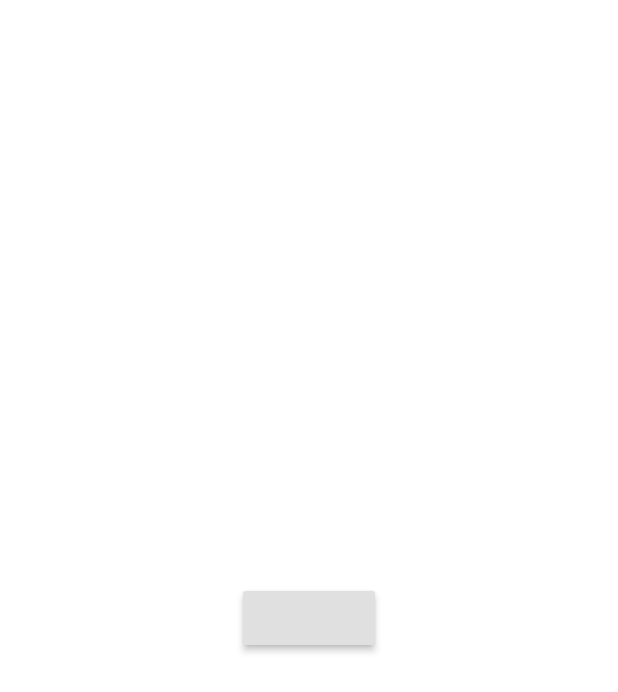
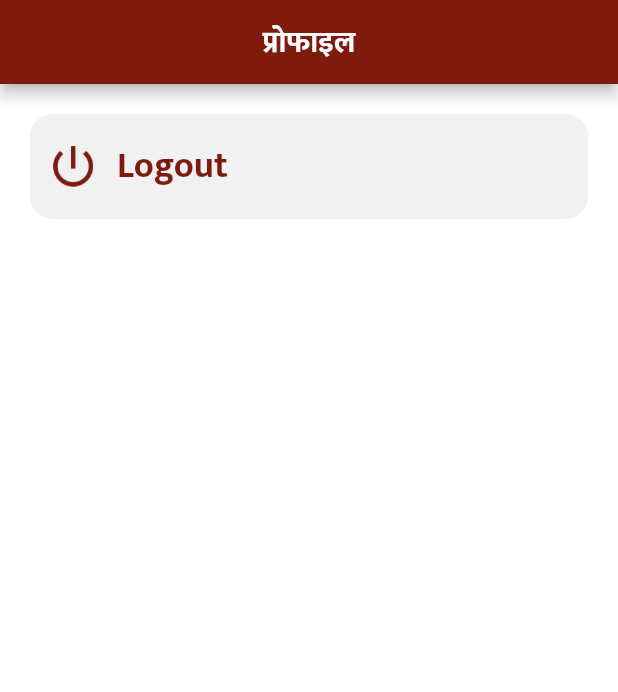
Before and after one commit to ameythakur-del/maanikdarshan, a Flutter app: the Profile screen opened directly, on a phone screen of 412 x 824 dp. Shown: the top 692 px of the screen. Run offline on Flutter 3.47's test engine with Material 2 defaults, Android fonts, the light colour scheme and no system bars; our stand-ins replace firebase_auth, firebase_core, flutter_otp_text_field, fluttertoast, google_fonts, google_sign_in; accounts and stored records are empty.

Commit message:
2022-06-28

```diff
--- a/lib/Package/Profile/Profile.dart
+++ b/lib/Package/Profile/Profile.dart
@@ -1,6 +1,6 @@
-
 import 'package:firebase_auth/firebase_auth.dart';
 import 'package:firebase_core/firebase_core.dart';
+import 'package:flutter/cupertino.dart';
 import 'package:flutter/material.dart';
 import 'package:maanikdarshan/Package/Authentication/login.dart';
 
@@ -16,17 +16,41 @@ class Profile extends StatelessWidget {
   @override
   Widget build(BuildContext context) {
     return Scaffold(
-      backgroundColor: Colors.white,
-      body: Center(
-        child: Container(
-            child: RaisedButton(
-              onPressed: () {
-                signOut();
-                Navigator.pushReplacement(context, MaterialPageRoute(builder: (context) => Login()));
-              },
-            )
+        backgroundColor: Colors.white,
+        appBar: AppBar(
+          centerTitle: true,
+          backgroundColor: const Color(0xFF7F1B0E),
+          title: Text(
+            "प्रोफाइल",
+            style: TextStyle(fontFamily: 'Mukta', fontWeight: FontWeight.bold),
+          ),
         ),
-      ),
-    );
+        body: GestureDetector(
+          onTap: () {
+            signOut();
+            Navigator.pushReplacement(
+                context, MaterialPageRoute(builder: (context) => Login()));
+          },
+          child: Container(
+            padding: EdgeInsets.all(15),
+            margin: EdgeInsets.all(20),
+              width: MediaQuery.of(context).size.width,
+              decoration: BoxDecoration(
+                  color: const Color(0xFFF1F1F1),
+                  borderRadius: BorderRadius.all(Radius.circular(15.0))),
+              child: Row(
+                children: [
+                  Image.asset(
+                    'assets/images/Vector.png',
+                    width: 28,
+                  ),
+                  SizedBox(width: 15,),
+                  Text(
+                    'Logout',
+                    style: TextStyle(fontSize: 24, fontFamily: 'Mukta', color: const Color(0xFF7F1B0E), fontWeight: FontWeight.bold),
+                  )
+                ],
+              )),
+        ));
   }
 }
--- a/lib/Package/homePage.dart
+++ b/lib/Package/homePage.dart
@@ -74,7 +74,7 @@ class HomePage extends StatelessWidget {
                     Events(image: "assets/images/mantra_martand.png", type: "मंत्र मार्तंड",  color: const Color.fromRGBO(240, 155, 33, 0.3), textSize: 14.0, context: context), ]
                 ),
               Row( children: [
-                Events(image: "assets/images/upakram.png", type: "उपक्रम", color: const Color.fromRGBO(240, 155, 33, 0.3), textSize: 14.0, context: context),
+                Events(image: "assets/images/upakram.png", type: "उत्सव", color: const Color.fromRGBO(240, 155, 33, 0.3), textSize: 14.0, context: context),
                 Events(image: "assets/images/dindarshika.png", type: "दिनदर्शिका", color: const Color.fromRGBO(240, 155, 33, 0.3), textSize: 14.0, context: context),
                 Events(image: "assets/images/e_store.png", type: "ई स्टोर", color: const Color.fromRGBO(240, 155, 33, 0.3), textSize: 14.0, context: context),
                 Events(image: "assets/images/download.png", type: "डाऊनलोड", color: const Color.fromRGBO(240, 155, 33, 0.3), textSize: 14.0, context: context),
--- a/pubspec.yaml
+++ b/pubspec.yaml
@@ -162,3 +162,4 @@ flutter:
      - assets/images/aawas/6.png
      - assets/images/dinCharya.png
      - assets/images/google_logo.png
+     - assets/images/Vector.png
```
Also changed, not shown: assets/images/Vector.png.
